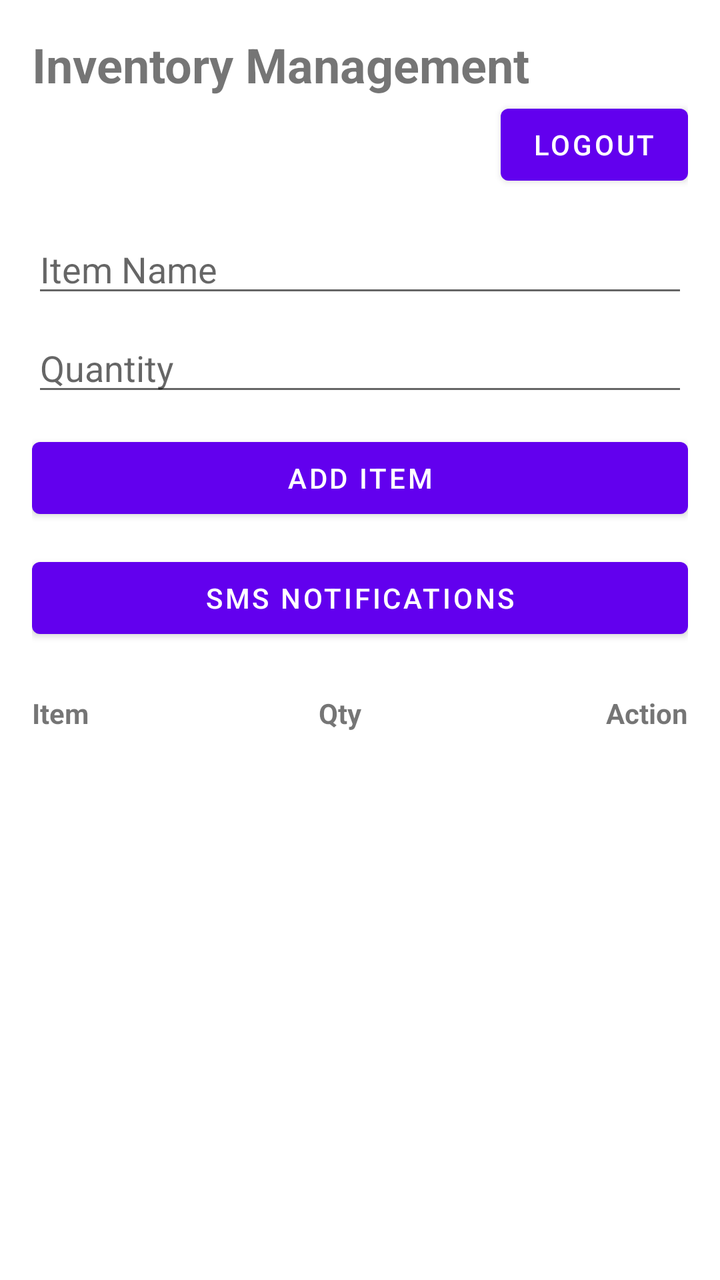
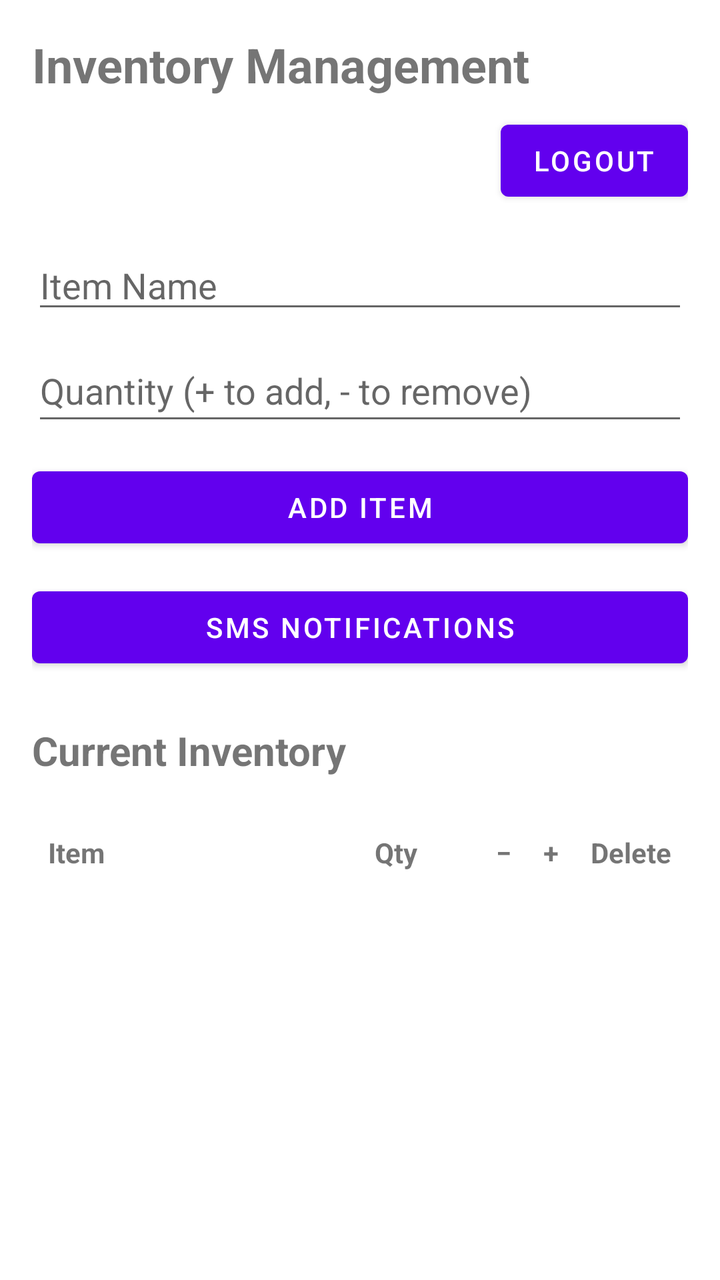

Screens rendered from an Android XML layout before and after an edit, with the pre-edit source and the edit as a unified diff.
<!-- AndroidManifest.xml: application theme Theme.NathanJohannesApp -->
<!-- res/layout/activity_inventory.xml -->
<?xml version="1.0" encoding="utf-8"?>
<ScrollView xmlns:android="http://schemas.android.com/apk/res/android"
    android:layout_width="match_parent"
    android:layout_height="match_parent">

    <LinearLayout
        android:layout_width="match_parent"
        android:layout_height="wrap_content"
        android:orientation="vertical"
        android:padding="16dp">

        <TextView
            android:layout_width="wrap_content"
            android:layout_height="wrap_content"
            android:text="Inventory Management"
            android:textSize="24sp"
            android:textStyle="bold" />

        <Button
            android:id="@+id/btnLogout"
            android:layout_width="wrap_content"
            android:layout_height="wrap_content"
            android:layout_gravity="end"
            android:text="Logout" />

        <EditText
            android:id="@+id/etItemName"
            android:layout_width="match_parent"
            android:layout_height="wrap_content"
            android:hint="Item Name"
            android:layout_marginTop="16dp"/>

        <EditText
            android:id="@+id/etQuantity"
            android:layout_width="match_parent"
            android:layout_height="wrap_content"
            android:hint="Quantity"
            android:inputType="number"
            android:layout_marginTop="8dp"/>

        <Button
            android:id="@+id/btnAddItem"
            android:layout_width="match_parent"
            android:layout_height="wrap_content"
            android:text="Add Item"
            android:layout_marginTop="12dp"/>


        <Button
            android:id="@+id/btnNotifications"
            android:layout_width="match_parent"
            android:layout_height="wrap_content"
            android:text="SMS Notifications"
            android:layout_marginTop="12dp"/>



        <TableLayout
            android:id="@+id/tableInventory"
            android:layout_width="match_parent"
            android:layout_height="wrap_content"
            android:layout_marginTop="24dp">

            <TableRow>

                <TextView
                    android:layout_width="0dp"
                    android:layout_height="wrap_content"
                    android:layout_weight="1"
                    android:text="Item"
                    android:textStyle="bold"/>

                <TextView
                    android:layout_width="0dp"
                    android:layout_height="wrap_content"
                    android:layout_weight="1"
                    android:text="Qty"
                    android:textStyle="bold"/>

                <TextView
                    android:layout_width="wrap_content"
                    android:layout_height="wrap_content"
                    android:text="Action"
                    android:textStyle="bold"/>
            </TableRow>

        </TableLayout>

    </LinearLayout>

</ScrollView>
<!-- resources referenced by this layout -->
<resources>
  <style name="Theme.NathanJohannesApp" parent="Theme.MaterialComponents.DayNight.DarkActionBar">
          
          <item name="colorPrimary">@color/purple_500</item>
          <item name="colorPrimaryVariant">@color/purple_700</item>
          <item name="colorOnPrimary">@color/white</item>
          
          <item name="colorSecondary">@color/teal_200</item>
          <item name="colorSecondaryVariant">@color/teal_700</item>
          <item name="colorOnSecondary">@color/black</item>
          
          <item name="android:statusBarColor">?attr/colorPrimaryVariant</item>
          
      </style>
  <color name="purple_500">#FF6200EE</color>
  <color name="purple_700">#FF3700B3</color>
  <color name="white">#FFFFFFFF</color>
  <color name="teal_200">#FF03DAC5</color>
  <color name="teal_700">#FF018786</color>
  <color name="black">#FF000000</color>
</resources>

<!-- the commit's change to res/layout/activity_inventory.xml (unified diff, before → after) -->
@@ -1,7 +1,9 @@
 <?xml version="1.0" encoding="utf-8"?>
-<ScrollView xmlns:android="http://schemas.android.com/apk/res/android"
+<ScrollView
+    xmlns:android="http://schemas.android.com/apk/res/android"
     android:layout_width="match_parent"
-    android:layout_height="match_parent">
+    android:layout_height="match_parent"
+    android:fillViewport="true">
 
     <LinearLayout
         android:layout_width="match_parent"
@@ -9,13 +11,16 @@
         android:orientation="vertical"
         android:padding="16dp">
 
+        
         <TextView
-            android:layout_width="wrap_content"
+            android:layout_width="match_parent"
             android:layout_height="wrap_content"
             android:text="Inventory Management"
             android:textSize="24sp"
-            android:textStyle="bold" />
+            android:textStyle="bold"
+            android:layout_marginBottom="8dp" />
 
+        
         <Button
             android:id="@+id/btnLogout"
             android:layout_width="wrap_content"
@@ -23,68 +28,137 @@
             android:layout_gravity="end"
             android:text="Logout" />
 
+        
         <EditText
             android:id="@+id/etItemName"
             android:layout_width="match_parent"
             android:layout_height="wrap_content"
+            android:layout_marginTop="16dp"
             android:hint="Item Name"
-            android:layout_marginTop="16dp"/>
+            android:inputType="textCapSentences"
+            android:maxLength="50" />
 
+        
         <EditText
             android:id="@+id/etQuantity"
             android:layout_width="match_parent"
             android:layout_height="wrap_content"
-            android:hint="Quantity"
-            android:inputType="number"
-            android:layout_marginTop="8dp"/>
+            android:minHeight="48dp"
+            android:layout_marginTop="8dp"
+            android:hint="Quantity (+ to add, - to remove)"
+            android:inputType="numberSigned"
+            android:importantForAutofill="no" />
 
+
+        
+        <TextView
+            android:id="@+id/tvStatusMessage"
+            android:layout_width="match_parent"
+            android:layout_height="wrap_content"
+            android:layout_marginTop="8dp"
+            android:textColor="#B00020"
+            android:visibility="gone" />
+
+        
         <Button
             android:id="@+id/btnAddItem"
             android:layout_width="match_parent"
             android:layout_height="wrap_content"
-            android:text="Add Item"
-            android:layout_marginTop="12dp"/>
+            android:layout_marginTop="12dp"
+            android:text="Add Item" />
 
-
+        
         <Button
             android:id="@+id/btnNotifications"
             android:layout_width="match_parent"
             android:layout_height="wrap_content"
-            android:text="SMS Notifications"
-            android:layout_marginTop="12dp"/>
+            android:layout_marginTop="12dp"
+            android:text="SMS Notifications" />
 
-
-
-        <TableLayout
-            android:id="@+id/tableInventory"
+        
+        <TextView
             android:layout_width="match_parent"
             android:layout_height="wrap_content"
-            android:layout_marginTop="24dp">
+            android:layout_marginTop="24dp"
+            android:text="Current Inventory"
+            android:textSize="20sp"
+            android:textStyle="bold" />
 
-            <TableRow>
+        
+        <TextView
+            android:id="@+id/tvEmptyInventory"
+            android:layout_width="match_parent"
+            android:layout_height="wrap_content"
+            android:layout_marginTop="16dp"
+            android:gravity="center"
+            android:padding="16dp"
+            android:text="Your inventory is currently empty."
+            android:visibility="gone" />
 
-                <TextView
-                    android:layout_width="0dp"
-                    android:layout_height="wrap_content"
-                    android:layout_weight="1"
-                    android:text="Item"
-                    android:textStyle="bold"/>
+        
+        <HorizontalScrollView
+            android:layout_width="match_parent"
+            android:layout_height="wrap_content"
+            android:layout_marginTop="12dp"
+            android:fillViewport="true"
+            android:scrollbars="horizontal">
 
-                <TextView
-                    android:layout_width="0dp"
-                    android:layout_height="wrap_content"
-                    android:layout_weight="1"
-                    android:text="Qty"
-                    android:textStyle="bold"/>
+            
+            <TableLayout
+                android:id="@+id/tableInventory"
+                android:layout_width="wrap_content"
+                android:layout_height="wrap_content"
+                android:stretchColumns="0,1">
 
-                <TextView
-                    android:layout_width="wrap_content"
-                    android:layout_height="wrap_content"
-                    android:text="Action"
-                    android:textStyle="bold"/>
-            </TableRow>
+                
+                <TableRow
+                    android:paddingTop="8dp"
+                    android:paddingBottom="8dp">
 
-        </TableLayout>
+                    <TextView
+                        android:layout_width="120dp"
+                        android:layout_height="wrap_content"
+                        android:padding="8dp"
+                        android:text="Item"
+                        android:textStyle="bold" />
+
+                    <TextView
+                        android:layout_width="64dp"
+                        android:layout_height="wrap_content"
+                        android:gravity="center"
+                        android:padding="8dp"
+                        android:text="Qty"
+                        android:textStyle="bold" />
+
+                    <TextView
+                        android:layout_width="wrap_content"
+                        android:layout_height="wrap_content"
+                        android:gravity="center"
+                        android:padding="8dp"
+                        android:text="−"
+                        android:textStyle="bold" />
+
+                    <TextView
+                        android:layout_width="wrap_content"
+                        android:layout_height="wrap_content"
+                        android:gravity="center"
+                        android:padding="8dp"
+                        android:text="+"
+                        android:textStyle="bold" />
+
+                    <TextView
+                        android:layout_width="wrap_content"
+                        android:layout_height="wrap_content"
+                        android:gravity="center"
+                        android:padding="8dp"
+                        android:text="Delete"
+                        android:textStyle="bold" />
+
+                </TableRow>
+
+            </TableLayout>
+
+        </HorizontalScrollView>
 
     </LinearLayout>
 
